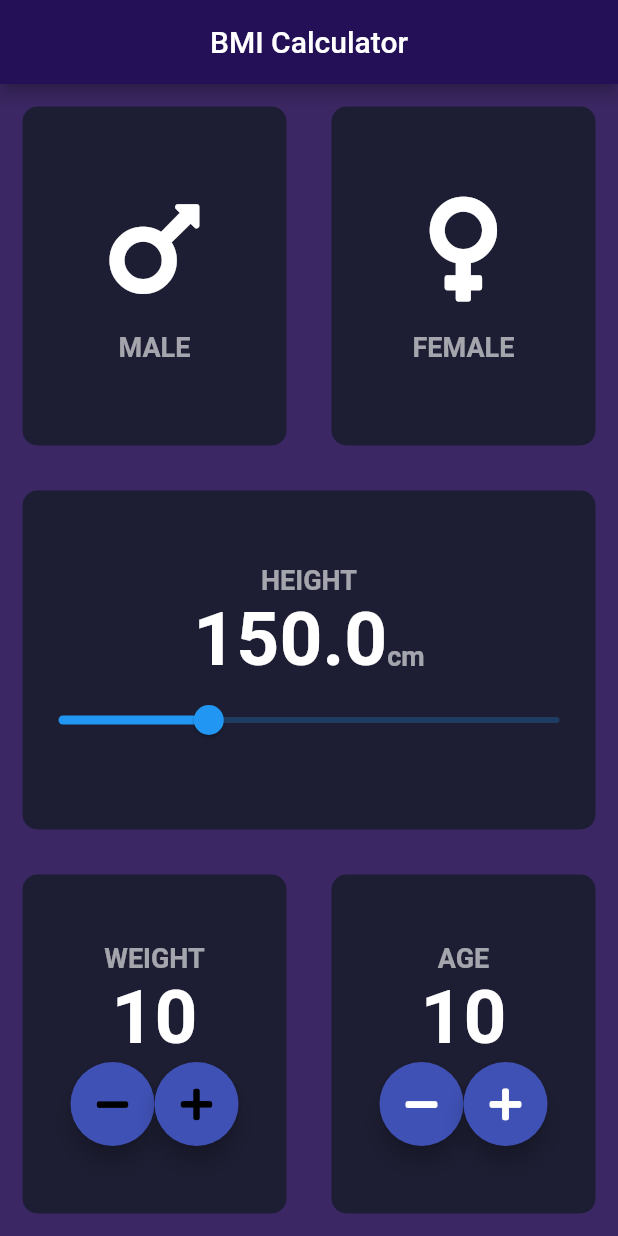
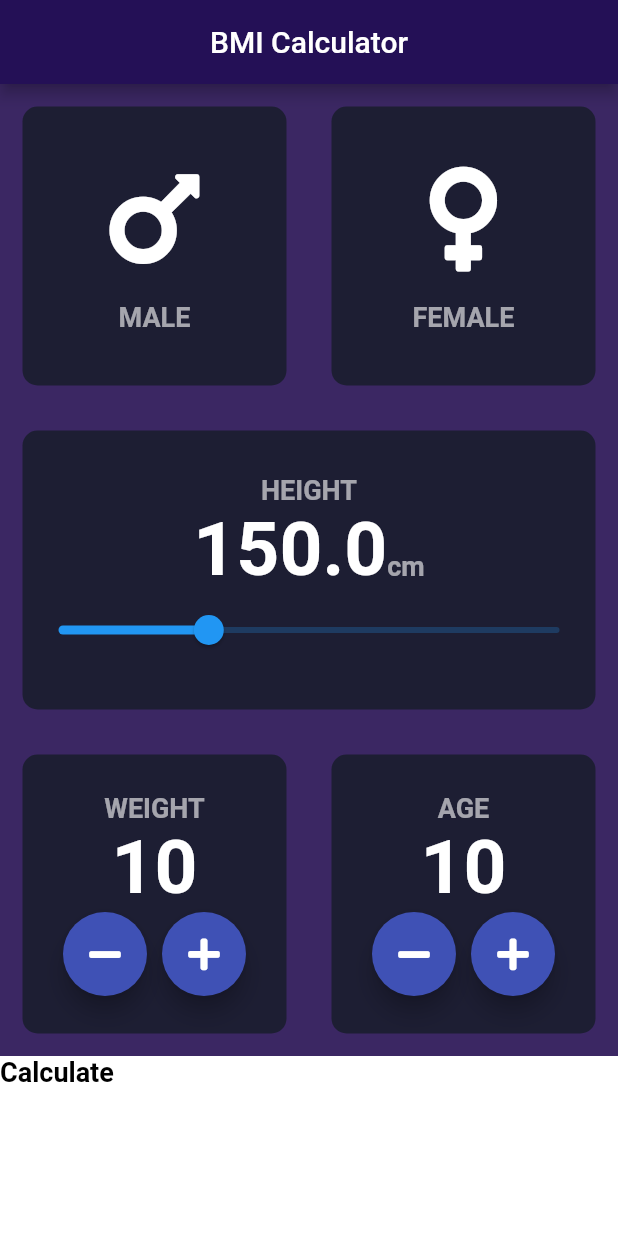
Before and after one commit to prokawsar/flutter-bmi, a Flutter app: the screen it shows after launch, on a phone screen of 412 x 824 dp. Run offline on Flutter 3.47's test engine with Material 2 defaults, Android fonts, the phone set to English and light mode, and no system bars; our stand-ins replace font_awesome_flutter.

Commit message:
components creation and fix

```diff
--- /dev/null
+++ b/lib/components/RoundButton.dart
@@ -0,0 +1,26 @@
+import 'package:flutter/material.dart';
+
+class RoundIconButton extends StatelessWidget {
+  final IconData icon;
+  final VoidCallback onPressed;
+
+  const RoundIconButton({required this.icon, required this.onPressed});
+
+  @override
+  Widget build(BuildContext context) {
+    return RawMaterialButton(
+      shape: const CircleBorder(),
+      onPressed: onPressed,
+      child: Icon(
+        icon,
+        color: Colors.white,
+      ),
+      fillColor: Colors.indigo,
+      elevation: 6.0,
+      constraints: const BoxConstraints.tightFor(
+        width: 56.0,
+        height: 56.0,
+      ),
+    );
+  }
+}
--- a/lib/input.dart
+++ b/lib/input.dart
@@ -1,9 +1,11 @@
 import 'package:flutter/material.dart';
 import 'package:font_awesome_flutter/font_awesome_flutter.dart';
 
+import 'components/RoundButton.dart';
 import 'constants.dart';
 import 'icon_content.dart';
 import 'reusable_card.dart';
+import 'screens/result_page.dart';
 
 enum Gender { male, female }
 
@@ -137,16 +139,27 @@ class _InputState extends State<Input> {
                         Row(
                           mainAxisAlignment: MainAxisAlignment.center,
                           children: [
-                            FloatingActionButton(
-                              backgroundColor: Colors.indigo,
-                              child: const Icon(FontAwesomeIcons.minus),
-                              onPressed: () {},
+                            RoundIconButton(
+                              icon: FontAwesomeIcons.minus,
+                              onPressed: () {
+                                setState(() {
+                                  if (weight > 1) {
+                                    weight--;
+                                  }
+                                });
+                              },
                             ),
-                            FloatingActionButton(
-                              backgroundColor: Colors.indigo,
-                              child: const Icon(FontAwesomeIcons.plus),
-                              onPressed: () {},
-                            )
+                            const SizedBox(
+                              width: 10,
+                            ),
+                            RoundIconButton(
+                              icon: FontAwesomeIcons.plus,
+                              onPressed: () {
+                                setState(() {
+                                  weight++;
+                                });
+                              },
+                            ),
                           ],
                         )
                       ],
@@ -169,9 +182,28 @@ class _InputState extends State<Input> {
                         ),
                         Row(
                           mainAxisAlignment: MainAxisAlignment.center,
-                          children: const [
-                            RoundIconButton(icon: FontAwesomeIcons.minus),
-                            RoundIconButton(icon: FontAwesomeIcons.plus)
+                          children: [
+                            RoundIconButton(
+                              icon: FontAwesomeIcons.minus,
+                              onPressed: () {
+                                setState(() {
+                                  if (age > 0) {
+                                    age--;
+                                  }
+                                });
+                              },
+                            ),
+                            const SizedBox(
+                              width: 10,
+                            ),
+                            RoundIconButton(
+                              icon: FontAwesomeIcons.plus,
+                              onPressed: () {
+                                setState(() {
+                                  age++;
+                                });
+                              },
+                            )
                           ],
                         )
                       ],
@@ -181,32 +213,27 @@ class _InputState extends State<Input> {
               ],
             ),
           ),
+          GestureDetector(
+            onTap: () {
+              print("hello");
+              Navigator.push(context,
+                  MaterialPageRoute(builder: (context) => const ResultPage()));
+            },
+            child: Container(
+              child: const Text(
+                'Calculate',
+                style: TextStyle(
+                    color: Colors.black,
+                    fontSize: 18,
+                    fontWeight: FontWeight.bold),
+              ),
+              height: 120,
+              width: double.infinity,
+              decoration: const BoxDecoration(color: Colors.white),
+            ),
+          )
         ],
       ),
     );
   }
 }
-
-class RoundIconButton extends StatelessWidget {
-  final IconData icon;
-
-  const RoundIconButton({required this.icon});
-
-  @override
-  Widget build(BuildContext context) {
-    return RawMaterialButton(
-      shape: const CircleBorder(),
-      onPressed: () {},
-      child: Icon(
-        icon,
-        color: Colors.white,
-      ),
-      fillColor: Colors.indigo,
-      elevation: 6.0,
-      constraints: const BoxConstraints.tightFor(
-        width: 56.0,
-        height: 56.0,
-      ),
-    );
-  }
-}
```
Also changed, not shown: lib/screens/result_page.dart (added, +15 -0 lines).
